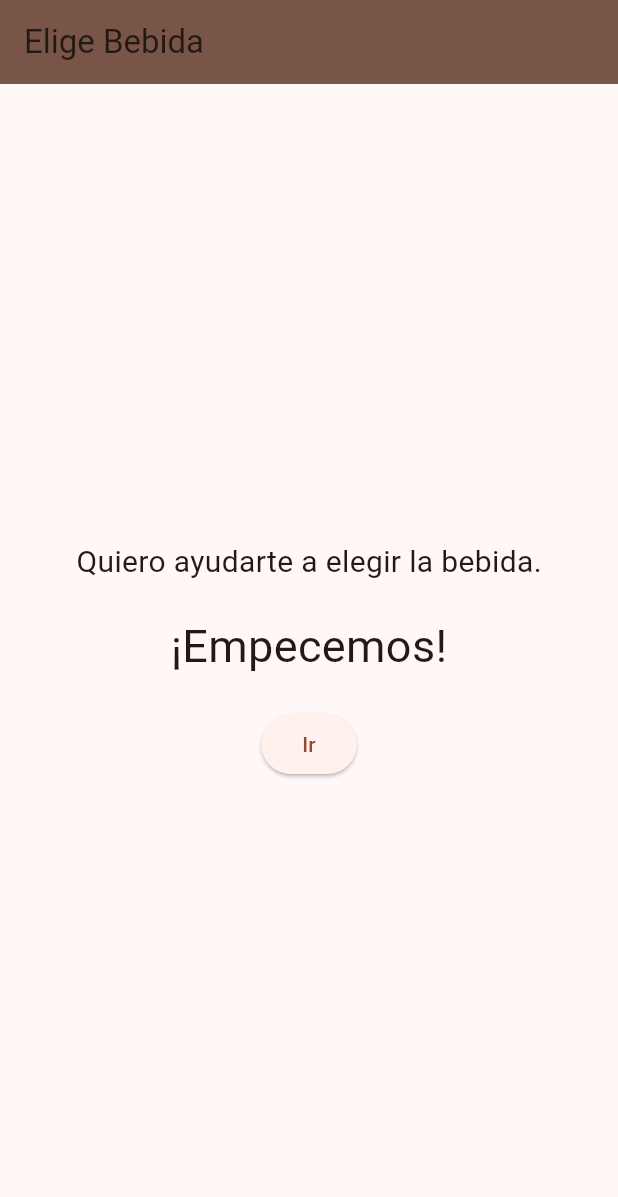
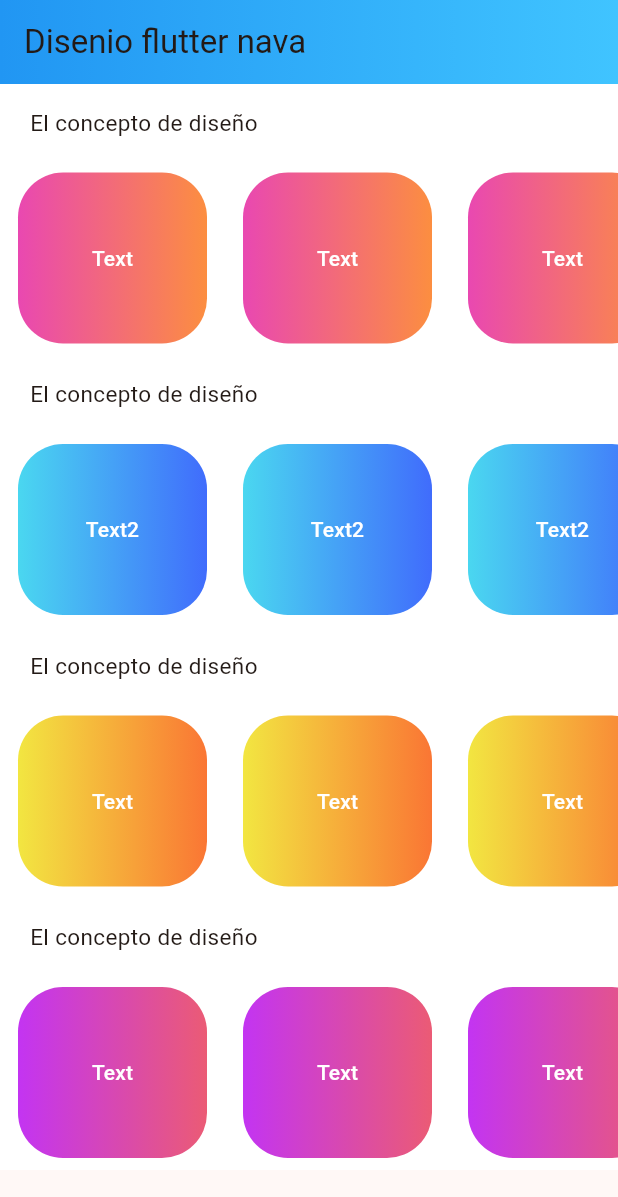
Before and after one commit to Eliseo128/NavaFlutterDAMoviles-Enero-25, a Flutter app: the screen it shows after launch, on a phone screen of 412 x 824 dp. Shown: the top 1197 px of the screen. Run offline on Flutter 3.47's test engine with Material 3 defaults, Android fonts, the phone set to English and light mode, and no system bars.

Commit message:
Disenio  flutter

```diff
--- /dev/null
+++ b/lib/filas_listview_botones.dart
@@ -0,0 +1,82 @@
+import 'package:flutter/material.dart';
+import 'package:myapp/los_Botone_x_filas.dart';
+
+class Row4 extends StatelessWidget {
+  const Row4({
+    super.key,
+  });
+
+  @override
+  Widget build(BuildContext context) {
+    return ListView(
+      scrollDirection: Axis.horizontal,
+      children: const [
+        RowButton4(),
+        RowButton4(),
+        RowButton4(),
+        RowButton4(),
+        RowButton4(),
+      ],
+    );
+  }
+}
+
+class Row3 extends StatelessWidget {
+  const Row3({
+    super.key,
+  });
+
+  @override
+  Widget build(BuildContext context) {
+    return ListView(
+      scrollDirection: Axis.horizontal,
+      children: const [
+        RowButton3(),
+        RowButton3(),
+        RowButton3(),
+        RowButton3(),
+        RowButton3(),
+      ],
+    );
+  }
+}
+
+class Row2 extends StatelessWidget {
+  const Row2({
+    Key? key,
+  }) : super(key: key);
+
+  @override
+  Widget build(BuildContext context) {
+    return ListView(
+      scrollDirection: Axis.horizontal,
+      children: const [
+        RowButton2(),
+        RowButton2(),
+        RowButton2(),
+        RowButton2(),
+        RowButton2(),
+      ],
+    );
+  }
+}
+
+class Row1 extends StatelessWidget {
+  const Row1({
+    super.key,
+  });
+
+  @override
+  Widget build(BuildContext context) {
+    return ListView(
+      scrollDirection: Axis.horizontal,
+      children: const [
+        RowButton1(),
+        RowButton1(),
+        RowButton1(),
+        RowButton1(),
+        RowButton1(),
+      ],
+    );
+  }
+}
--- /dev/null
+++ b/lib/filatitulo.dart
@@ -0,0 +1,20 @@
+import 'package:flutter/material.dart';
+
+class FilaTitulo extends StatelessWidget {
+  const FilaTitulo({
+    super.key,
+  });
+
+  @override
+  Widget build(BuildContext context) {
+    return const Padding(
+      padding: EdgeInsets.only(left: 20, top: 15, bottom: 15),
+      child: Text(
+        'El concepto de diseño',
+        style: TextStyle(
+          fontSize: 15,
+        ),
+      ),
+    );
+  }
+}
--- /dev/null
+++ b/lib/homepage.dart
@@ -0,0 +1,63 @@
+import 'package:flutter/material.dart';
+import 'package:myapp/filas_listview_botones.dart';
+import 'package:myapp/filatitulo.dart';
+
+class HomePage extends StatelessWidget {
+  const HomePage({super.key});
+
+  final String title = 'Disenio flutter nava';
+
+  @override
+  Widget build(BuildContext context) {
+    return Scaffold(
+      appBar: AppBar(
+        title: Text(title),
+        backgroundColor: Colors.deepPurpleAccent,
+        flexibleSpace: Container(
+          decoration: const BoxDecoration(
+              gradient: LinearGradient(
+                  begin: Alignment.centerLeft,
+                  end: Alignment.centerRight,
+                  colors: <Color>[Colors.blue, Colors.lightBlueAccent])),
+        ),
+      ),
+      body: SingleChildScrollView(
+        child: Container(
+          color: Colors.white,
+          child: Column(
+            crossAxisAlignment: CrossAxisAlignment.start,
+            children: <Widget>[
+              const FilaTitulo(),
+              Container(
+                margin: const EdgeInsets.symmetric(),
+                height: 130,
+                child: const Row1(),
+              ),
+              const SizedBox(),
+              const FilaTitulo(),
+              Container(
+                margin: const EdgeInsets.symmetric(),
+                height: 130,
+                child: const Row2(),
+              ),
+              const SizedBox(),
+              const FilaTitulo(),
+              Container(
+                margin: const EdgeInsets.symmetric(),
+                height: 130,
+                child: const Row3(),
+              ),
+              const SizedBox(),
+              const FilaTitulo(),
+              Container(
+                margin: const EdgeInsets.symmetric(),
+                height: 130,
+                child: const Row4(),
+              ),
+            ],
+          ),
+        ),
+      ),
+    );
+  }
+}
--- /dev/null
+++ b/lib/los_Botone_x_filas.dart
@@ -0,0 +1,123 @@
+
+
+import 'package:flutter/material.dart';
+
+class RowButton1 extends StatelessWidget {
+  const RowButton1({super.key});
+
+  @override
+  Widget build(BuildContext context) {
+    return SizedBox(
+        width: 150,
+        height: 200,
+        child: TextButton(
+            onPressed: () {},
+            child: Ink(
+                decoration: BoxDecoration(
+                  gradient: const LinearGradient(colors: [
+                    Color.fromARGB(255, 233, 72, 177),
+                    Color.fromARGB(255, 252, 142, 64)
+                  ], begin: Alignment.centerLeft, end: Alignment.centerRight),
+                  borderRadius: BorderRadius.circular(30.0),
+                ),
+                child: Container(
+                    constraints:
+                        const BoxConstraints(maxWidth: 300.0, minHeight: 50.0),
+                    alignment: Alignment.center,
+                    child: const Text(
+                      "Text",
+                      textAlign: TextAlign.center,
+                      style: TextStyle(color: Colors.white),
+                    )))));
+  }
+}
+
+class RowButton2 extends StatelessWidget {
+  const RowButton2({super.key});
+
+  @override
+  Widget build(BuildContext context) {
+    return SizedBox(
+        width: 150,
+        height: 200,
+        child: TextButton(
+            onPressed: () {},
+            child: Ink(
+                decoration: BoxDecoration(
+                  gradient: const LinearGradient(colors: [
+                    Color.fromARGB(255, 74, 215, 240),
+                    Color.fromARGB(255, 64, 108, 252)
+                  ], begin: Alignment.centerLeft, end: Alignment.centerRight),
+                  borderRadius: BorderRadius.circular(30.0),
+                ),
+                child: Container(
+                    constraints:
+                        const BoxConstraints(maxWidth: 300.0, minHeight: 50.0),
+                    alignment: Alignment.center,
+                    child: const Text(
+                      "Text2",
+                      textAlign: TextAlign.center,
+                      style: TextStyle(color: Colors.white),
+                    )))));
+  }
+}
+
+class RowButton3 extends StatelessWidget {
+  const RowButton3({super.key});
+
+  @override
+  Widget build(BuildContext context) {
+    return SizedBox(
+        width: 150,
+        height: 200,
+        child: TextButton(
+            onPressed: () {},
+            child: Ink(
+                decoration: BoxDecoration(
+                  gradient: const LinearGradient(colors: [
+                    Color.fromARGB(255, 242, 230, 65),
+                    Color.fromARGB(255, 250, 118, 52)
+                  ], begin: Alignment.centerLeft, end: Alignment.centerRight),
+                  borderRadius: BorderRadius.circular(30.0),
+                ),
+                child: Container(
+                    constraints:
+                        const BoxConstraints(maxWidth: 300.0, minHeight: 50.0),
+                    alignment: Alignment.center,
+                    child: const Text(
+                      "Text",
+                      textAlign: TextAlign.center,
+                      style: TextStyle(color: Colors.white),
+                    )))));
+  }
+}
+
+class RowButton4 extends StatelessWidget {
+  const RowButton4({super.key});
+
+  @override
+  Widget build(BuildContext context) {
+    return SizedBox(
+        width: 150,
+        height: 200,
+        child: TextButton(
+            onPressed: () {},
+            child: Ink(
+                decoration: BoxDecoration(
+                  gradient: const LinearGradient(colors: [
+                    Color.fromARGB(255, 195, 52, 242),
+                    Color.fromARGB(255, 235, 91, 117)
+                  ], begin: Alignment.centerLeft, end: Alignment.centerRight),
+                  borderRadius: BorderRadius.circular(30.0),
+                ),
+                child: Container(
+                    constraints:
+                        const BoxConstraints(maxWidth: 300.0, minHeight: 50.0),
+                    alignment: Alignment.center,
+                    child: const Text(
+                      "Text",
+                      textAlign: TextAlign.center,
+                      style: TextStyle(color: Colors.white),
+                    )))));
+  }
+}
--- a/lib/main.dart
+++ b/lib/main.dart
@@ -1,11 +1,5 @@
 import 'package:flutter/material.dart';
-import 'package:myapp/Pagina_de_cafe_otra_vez.dart';
-import 'package:myapp/pagina_base.dart';
-import 'package:myapp/pagina_de_dulce.dart';
-import 'package:myapp/pagina_de_jugo.dart';
-import 'package:myapp/pagina_de_leche.dart';
-import 'package:myapp/pagina_de_medida.dart';
-import 'package:myapp/pagina_de_resultado.dart';
+import 'package:myapp/homepage.dart';
 
 void main() => runApp(const MiAppRutas());
 
@@ -15,20 +9,11 @@ class MiAppRutas extends StatelessWidget {
   @override
   Widget build(BuildContext context) {
     return MaterialApp(
-            title: 'Flutter Demo',
+      title: 'Flutter Demo',
       theme: ThemeData(
         colorScheme: ColorScheme.fromSeed(seedColor: Colors.brown),
       ),
-      initialRoute: '/',
-      routes: {
-        '/': (context) =>  const PaginaBase(),
-        '/medida': (context) => const PaginadeMedida(),
-        '/cafeotravez': (context) => const PaginadeCafeOtravez(),
-        '/leche': (context) => const PaginadeLeche(),
-        '/Jugo': (context) => const PaginadeJugo(),
-        '/dulce': (context) => const PaginadeDulce(),
-        '/resultado': (context) => const PaginadeResultado()
-      },
+      home: const HomePage(),
     );
   }
 }
--- a/lib/pagina_base.dart
+++ /dev/null
@@ -1,33 +0,0 @@
-
-import 'package:flutter/material.dart';
-
-class PaginaBase extends StatelessWidget {
-  const PaginaBase({super.key});
-
-  @override
-  Widget build(BuildContext context) {
-    return Scaffold(
-      appBar:  AppBar(
-        backgroundColor: Colors.brown,
-        title: const Text('Elige Bebida'),
-      ),
-      body: Center(
-        child: Column(
-          mainAxisAlignment: MainAxisAlignment.center,
-          children: [
-            const Text("Quiero ayudarte a elegir la bebida.", style: TextStyle(fontSize: 20.0)),
-            const SizedBox(height: 20.0),
-            const Text("¡Empecemos!", style: TextStyle(fontSize: 30.0)),
-            const SizedBox(height: 20.0),
-            ElevatedButton(
-              onPressed: (){
-                Navigator.pushNamed((context), '/medida');
-              },
-              child: const Text("Ir")
-            )
-          ],// columnachildrens
-        )
-      )
-    );
-  }
-}
```
Also changed, not shown: lib/Pagina_de_cafe_otra_vez.dart (deleted, +0 -48 lines), lib/pagina_de_dulce.dart (deleted, +0 -47 lines), lib/pagina_de_jugo.dart (deleted, +0 -49 lines), lib/pagina_de_leche.dart (deleted, +0 -52 lines), lib/pagina_de_medida.dart (deleted, +0 -61 lines), lib/pagina_de_resultado.dart (deleted, +0 -39 lines).
